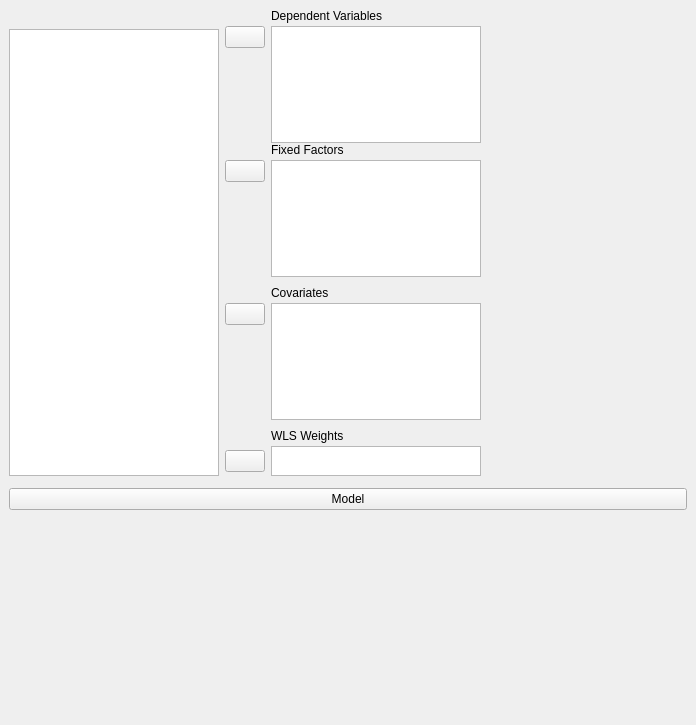
Qt form JASP-Desktop/analysisforms/ancovamultivariateform.ui (jasp-stats/jasp-desktop) before a commit.
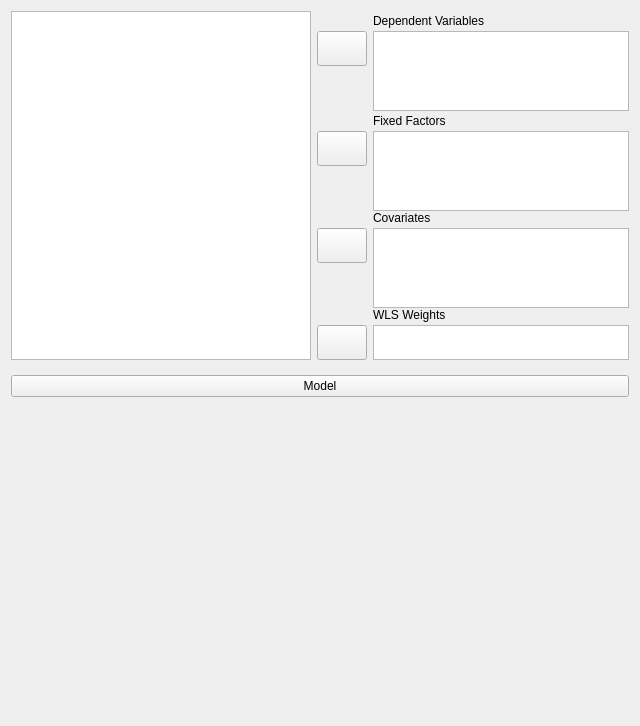
The same form after that commit. Custom widgets are drawn as their Qt base class.

Diff of the .ui file:
```diff
--- a/JASP-Desktop/analysisforms/ancovamultivariateform.ui
+++ b/JASP-Desktop/analysisforms/ancovamultivariateform.ui
@@ -6,41 +6,22 @@
    <rect>
     <x>0</x>
     <y>0</y>
-    <width>696</width>
-    <height>725</height>
+    <width>640</width>
+    <height>726</height>
    </rect>
   </property>
   <property name="windowTitle">
    <string>Form</string>
   </property>
-  <layout class="QGridLayout" name="gridLayout_6">
-   <property name="leftMargin">
-    <number>0</number>
-   </property>
-   <property name="topMargin">
-    <number>0</number>
-   </property>
-   <property name="rightMargin">
-    <number>0</number>
-   </property>
-   <property name="bottomMargin">
-    <number>0</number>
-   </property>
-   <property name="verticalSpacing">
-    <number>0</number>
-   </property>
-   <item row="0" column="1">
-    <widget class="QWidget" name="widget_4" native="true">
-     <property name="minimumSize">
-      <size>
-       <width>80</width>
-       <height>0</height>
-      </size>
+  <layout class="QVBoxLayout" name="verticalLayout">
+   <item>
+    <widget class="QWidget" name="topWidget" native="true">
+     <property name="sizePolicy">
+      <sizepolicy hsizetype="Expanding" vsizetype="Fixed">
+       <horstretch>0</horstretch>
+       <verstretch>0</verstretch>
+      </sizepolicy>
      </property>
-    </widget>
-   </item>
-   <item row="0" column="0">
-    <widget class="QWidget" name="widget_3" native="true">
      <property name="maximumSize">
       <size>
        <width>16777215</width>
@@ -48,14 +29,29 @@
       </size>
      </property>
      <layout class="QGridLayout" name="gridLayout_7">
+      <property name="leftMargin">
+       <number>0</number>
+      </property>
+      <property name="topMargin">
+       <number>0</number>
+      </property>
+      <property name="rightMargin">
+       <number>0</number>
+      </property>
       <property name="bottomMargin">
-       <number>3</number>
+       <number>0</number>
       </property>
       <property name="verticalSpacing">
        <number>0</number>
       </property>
       <item row="4" column="2">
        <widget class="QWidget" name="widget_11" native="true">
+        <property name="sizePolicy">
+         <sizepolicy hsizetype="Preferred" vsizetype="Fixed">
+          <horstretch>0</horstretch>
+          <verstretch>0</verstretch>
+         </sizepolicy>
+        </property>
         <layout class="QGridLayout" name="gridLayout_4">
          <property name="leftMargin">
           <number>0</number>
@@ -74,10 +70,22 @@
          </property>
          <item row="1" column="0">
           <widget class="AssignButton" name="buttonAssignWLSWeights">
+           <property name="sizePolicy">
+            <sizepolicy hsizetype="Fixed" vsizetype="Fixed">
+             <horstretch>0</horstretch>
+             <verstretch>0</verstretch>
+            </sizepolicy>
+           </property>
+           <property name="minimumSize">
+            <size>
+             <width>50</width>
+             <height>35</height>
+            </size>
+           </property>
            <property name="maximumSize">
             <size>
              <width>50</width>
-             <height>16777215</height>
+             <height>35</height>
             </size>
            </property>
            <property name="text">
@@ -88,7 +96,7 @@
          <item row="1" column="1">
           <widget class="BoundListView" name="wlsWeights">
            <property name="sizePolicy">
-            <sizepolicy hsizetype="Maximum" vsizetype="Expanding">
+            <sizepolicy hsizetype="Expanding" vsizetype="Fixed">
              <horstretch>0</horstretch>
              <verstretch>0</verstretch>
             </sizepolicy>
@@ -96,13 +104,13 @@
            <property name="minimumSize">
             <size>
              <width>0</width>
-             <height>0</height>
+             <height>35</height>
             </size>
            </property>
            <property name="maximumSize">
             <size>
-             <width>210</width>
-             <height>30</height>
+             <width>16777215</width>
+             <height>35</height>
             </size>
            </property>
            <property name="selectionMode">
@@ -115,6 +123,12 @@
          </item>
          <item row="0" column="1">
           <widget class="QLabel" name="label_4">
+           <property name="sizePolicy">
+            <sizepolicy hsizetype="Fixed" vsizetype="Fixed">
+             <horstretch>0</horstretch>
+             <verstretch>0</verstretch>
+            </sizepolicy>
+           </property>
            <property name="text">
             <string>WLS Weights</string>
            </property>
@@ -123,33 +137,14 @@
         </layout>
        </widget>
       </item>
-      <item row="1" column="0" rowspan="4">
-       <widget class="AvailableFieldsListView" name="listAvailableFields">
-        <property name="sizePolicy">
-         <sizepolicy hsizetype="Fixed" vsizetype="Expanding">
-          <horstretch>0</horstretch>
-          <verstretch>0</verstretch>
-         </sizepolicy>
-        </property>
-        <property name="minimumSize">
-         <size>
-          <width>0</width>
-          <height>200</height>
-         </size>
-        </property>
-        <property name="maximumSize">
-         <size>
-          <width>210</width>
-          <height>16777215</height>
-         </size>
-        </property>
-        <property name="selectionMode">
-         <enum>QAbstractItemView::ExtendedSelection</enum>
-        </property>
-       </widget>
-      </item>
       <item row="2" column="2">
        <widget class="QWidget" name="widget_5" native="true">
+        <property name="sizePolicy">
+         <sizepolicy hsizetype="Preferred" vsizetype="Fixed">
+          <horstretch>0</horstretch>
+          <verstretch>0</verstretch>
+         </sizepolicy>
+        </property>
         <layout class="QGridLayout" name="gridLayout_2">
          <property name="leftMargin">
           <number>0</number>
@@ -160,15 +155,30 @@
          <property name="rightMargin">
           <number>0</number>
          </property>
+         <property name="bottomMargin">
+          <number>0</number>
+         </property>
          <property name="verticalSpacing">
           <number>3</number>
          </property>
          <item row="1" column="0">
           <widget class="AssignButton" name="buttonAssignFixed">
+           <property name="sizePolicy">
+            <sizepolicy hsizetype="Fixed" vsizetype="Fixed">
+             <horstretch>0</horstretch>
+             <verstretch>0</verstretch>
+            </sizepolicy>
+           </property>
+           <property name="minimumSize">
+            <size>
+             <width>50</width>
+             <height>35</height>
+            </size>
+           </property>
            <property name="maximumSize">
             <size>
              <width>50</width>
-             <height>16777215</height>
+             <height>35</height>
             </size>
            </property>
            <property name="text">
@@ -184,7 +194,7 @@
            <property name="sizeHint" stdset="0">
             <size>
              <width>20</width>
-             <height>84</height>
+             <height>5</height>
             </size>
            </property>
           </spacer>
@@ -192,7 +202,7 @@
          <item row="1" column="1" rowspan="2">
           <widget class="BoundListView" name="fixedFactors">
            <property name="sizePolicy">
-            <sizepolicy hsizetype="Maximum" vsizetype="Expanding">
+            <sizepolicy hsizetype="Expanding" vsizetype="Fixed">
              <horstretch>0</horstretch>
              <verstretch>0</verstretch>
             </sizepolicy>
@@ -205,8 +215,8 @@
            </property>
            <property name="maximumSize">
             <size>
-             <width>210</width>
-             <height>16777215</height>
+             <width>16777215</width>
+             <height>80</height>
             </size>
            </property>
            <property name="selectionMode">
@@ -219,6 +229,12 @@
          </item>
          <item row="0" column="1">
           <widget class="QLabel" name="label_2">
+           <property name="sizePolicy">
+            <sizepolicy hsizetype="Fixed" vsizetype="Fixed">
+             <horstretch>0</horstretch>
+             <verstretch>0</verstretch>
+            </sizepolicy>
+           </property>
            <property name="text">
             <string>Fixed Factors</string>
            </property>
@@ -229,6 +245,12 @@
       </item>
       <item row="0" column="2" rowspan="2">
        <widget class="QWidget" name="widget_6" native="true">
+        <property name="sizePolicy">
+         <sizepolicy hsizetype="Preferred" vsizetype="Fixed">
+          <horstretch>0</horstretch>
+          <verstretch>0</verstretch>
+         </sizepolicy>
+        </property>
         <layout class="QGridLayout" name="gridLayout_3">
          <property name="leftMargin">
           <number>0</number>
@@ -247,20 +269,35 @@
          </property>
          <item row="0" column="1">
           <widget class="QLabel" name="label">
+           <property name="sizePolicy">
+            <sizepolicy hsizetype="Fixed" vsizetype="Fixed">
+             <horstretch>0</horstretch>
+             <verstretch>0</verstretch>
+            </sizepolicy>
+           </property>
            <property name="text">
             <string>Dependent Variables</string>
            </property>
           </widget>
          </item>
-         <item row="0" column="0">
-          <widget class="QWidget" name="widget_7" native="true"/>
-         </item>
          <item row="1" column="0">
           <widget class="AssignButton" name="buttonAssignDependent">
+           <property name="sizePolicy">
+            <sizepolicy hsizetype="Fixed" vsizetype="Fixed">
+             <horstretch>0</horstretch>
+             <verstretch>0</verstretch>
+            </sizepolicy>
+           </property>
+           <property name="minimumSize">
+            <size>
+             <width>50</width>
+             <height>35</height>
+            </size>
+           </property>
            <property name="maximumSize">
             <size>
              <width>50</width>
-             <height>16777215</height>
+             <height>35</height>
             </size>
            </property>
            <property name="text">
@@ -276,7 +313,7 @@
            <property name="sizeHint" stdset="0">
             <size>
              <width>20</width>
-             <height>40</height>
+             <height>5</height>
             </size>
            </property>
           </spacer>
@@ -284,7 +321,7 @@
          <item row="1" column="1" rowspan="2">
           <widget class="BoundListView" name="dependents">
            <property name="sizePolicy">
-            <sizepolicy hsizetype="Maximum" vsizetype="Expanding">
+            <sizepolicy hsizetype="Expanding" vsizetype="Fixed">
              <horstretch>0</horstretch>
              <verstretch>0</verstretch>
             </sizepolicy>
@@ -292,13 +329,13 @@
            <property name="minimumSize">
             <size>
              <width>0</width>
-             <height>0</height>
+             <height>80</height>
             </size>
            </property>
            <property name="maximumSize">
             <size>
-             <width>210</width>
-             <height>16777215</height>
+             <width>16777215</width>
+             <height>80</height>
             </size>
            </property>
            <property name="selectionMode">
@@ -309,18 +346,14 @@
         </layout>
        </widget>
       </item>
-      <item row="0" column="0">
-       <widget class="QWidget" name="widget_2" native="true">
-        <property name="maximumSize">
-         <size>
-          <width>16777215</width>
-          <height>20</height>
-         </size>
-        </property>
-       </widget>
-      </item>
       <item row="3" column="2">
        <widget class="QWidget" name="widget_13" native="true">
+        <property name="sizePolicy">
+         <sizepolicy hsizetype="Preferred" vsizetype="Fixed">
+          <horstretch>0</horstretch>
+          <verstretch>0</verstretch>
+         </sizepolicy>
+        </property>
         <layout class="QGridLayout" name="gridLayout_8">
          <property name="leftMargin">
           <number>0</number>
@@ -331,6 +364,9 @@
          <property name="rightMargin">
           <number>0</number>
          </property>
+         <property name="bottomMargin">
+          <number>0</number>
+         </property>
          <property name="verticalSpacing">
           <number>3</number>
          </property>
@@ -339,10 +375,22 @@
          </item>
          <item row="1" column="0">
           <widget class="AssignButton" name="buttonAssignCovariates">
+           <property name="sizePolicy">
+            <sizepolicy hsizetype="Fixed" vsizetype="Fixed">
+             <horstretch>0</horstretch>
+             <verstretch>0</verstretch>
+            </sizepolicy>
+           </property>
+           <property name="minimumSize">
+            <size>
+             <width>50</width>
+             <height>35</height>
+            </size>
+           </property>
            <property name="maximumSize">
             <size>
              <width>50</width>
-             <height>16777215</height>
+             <height>35</height>
             </size>
            </property>
            <property name="text">
@@ -353,7 +401,7 @@
          <item row="1" column="1" rowspan="2">
           <widget class="BoundListView" name="covariates">
            <property name="sizePolicy">
-            <sizepolicy hsizetype="Maximum" vsizetype="Expanding">
+            <sizepolicy hsizetype="Expanding" vsizetype="Fixed">
              <horstretch>0</horstretch>
              <verstretch>0</verstretch>
             </sizepolicy>
@@ -366,8 +414,8 @@
            </property>
            <property name="maximumSize">
             <size>
-             <width>210</width>
-             <height>16777215</height>
+             <width>16777215</width>
+             <height>80</height>
             </size>
            </property>
            <property name="selectionMode">
@@ -383,13 +431,19 @@
            <property name="sizeHint" stdset="0">
             <size>
              <width>20</width>
-             <height>84</height>
+             <height>5</height>
             </size>
            </property>
           </spacer>
          </item>
          <item row="0" column="1">
           <widget class="QLabel" name="label_5">
+           <property name="sizePolicy">
+            <sizepolicy hsizetype="Fixed" vsizetype="Fixed">
+             <horstretch>0</horstretch>
+             <verstretch>0</verstretch>
+            </sizepolicy>
+           </property>
            <property name="text">
             <string>Covariates</string>
            </property>
@@ -398,10 +452,35 @@
         </layout>
        </widget>
       </item>
+      <item row="0" column="0" rowspan="5">
+       <widget class="AvailableFieldsListView" name="listAvailableFields">
+        <property name="sizePolicy">
+         <sizepolicy hsizetype="Expanding" vsizetype="Preferred">
+          <horstretch>0</horstretch>
+          <verstretch>0</verstretch>
+         </sizepolicy>
+        </property>
+        <property name="minimumSize">
+         <size>
+          <width>0</width>
+          <height>0</height>
+         </size>
+        </property>
+        <property name="maximumSize">
+         <size>
+          <width>16777215</width>
+          <height>16777215</height>
+         </size>
+        </property>
+        <property name="selectionMode">
+         <enum>QAbstractItemView::ExtendedSelection</enum>
+        </property>
+       </widget>
+      </item>
      </layout>
     </widget>
    </item>
-   <item row="1" column="0" colspan="2">
+   <item>
     <widget class="QWidget" name="widget_10" native="true">
      <property name="sizePolicy">
       <sizepolicy hsizetype="Preferred" vsizetype="Preferred">
@@ -410,8 +489,23 @@
       </sizepolicy>
      </property>
      <layout class="QGridLayout" name="gridLayout_5">
+      <property name="leftMargin">
+       <number>0</number>
+      </property>
+      <property name="rightMargin">
+       <number>0</number>
+      </property>
+      <property name="bottomMargin">
+       <number>0</number>
+      </property>
       <item row="0" column="0">
        <widget class="ExpanderButton" name="expanderModel">
+        <property name="sizePolicy">
+         <sizepolicy hsizetype="Expanding" vsizetype="Fixed">
+          <horstretch>0</horstretch>
+          <verstretch>0</verstretch>
+         </sizepolicy>
+        </property>
         <property name="text">
          <string>Model</string>
         </property>
```
Left out of the diff: 9 changed lines with no effect on the pictures.
